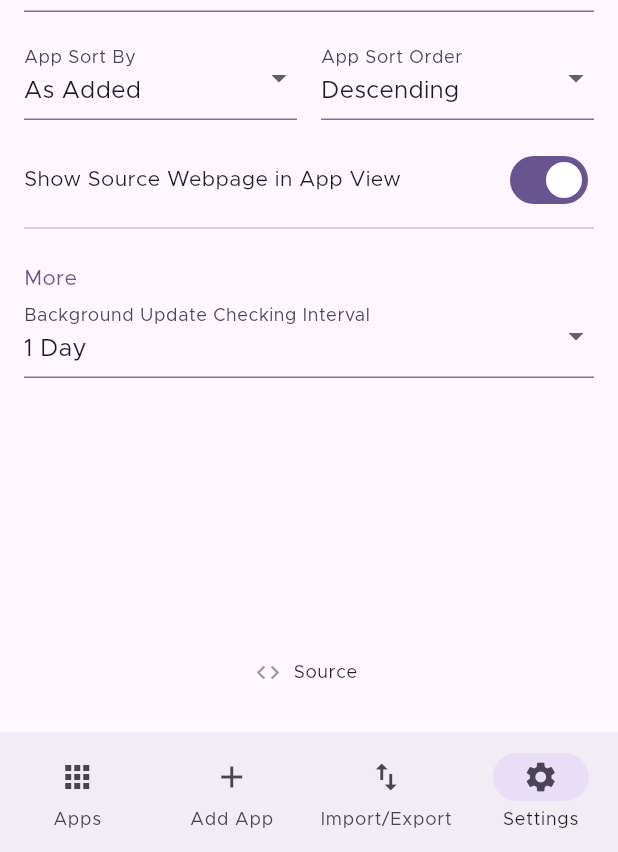
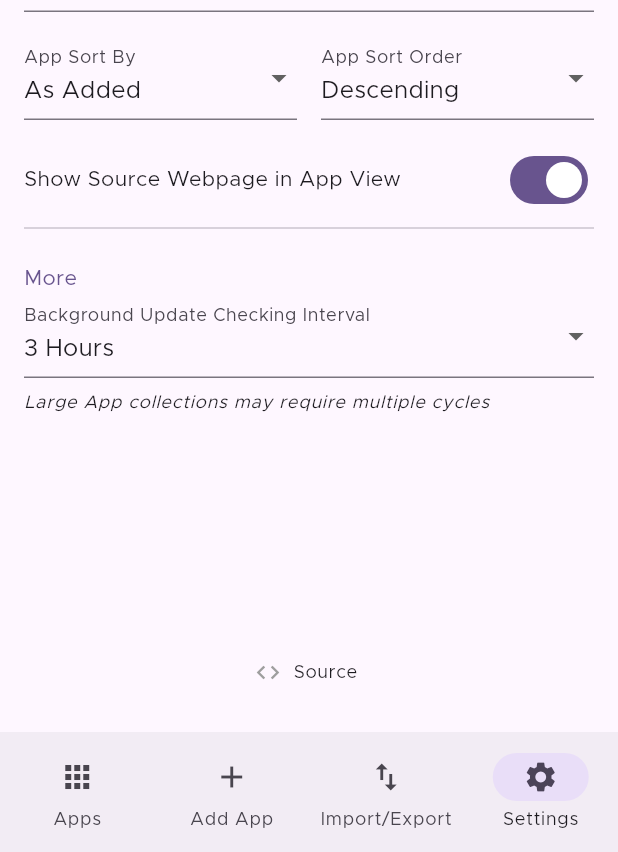
Before and after one commit to ownerroc/ObtainRoc, a Flutter app: the screen it shows after launch, item 4 of the bottom bar chosen, on a phone screen of 412 x 824 dp, the part 384-1236 px from its top. Run offline on Flutter 3.47's test engine with Material 2 defaults, Android fonts, the phone set to English and light mode, and no system bars; drawn by our look-alikes of dynamic_color; our stand-ins replace device_info_plus, file_picker, flutter_local_notifications, fluttertoast, permission_handler, share_plus and 2 more; missing offline and left inert: flutter_fgbg, flutter_install_app, workmanager; statements that could not run were skipped.

Commit message:
Update checking improvements (#38)
Still no auto retry for rate-limit. Instead, rate-limit errors are ignored and the unchecked Apps have to wait until the next cycle. Even this needs more testing before release.

```diff
--- a/lib/app_sources/github.dart
+++ b/lib/app_sources/github.dart
@@ -1,6 +1,7 @@
 import 'dart:convert';
 import 'package:http/http.dart';
 import 'package:obtainium/components/generated_form.dart';
+import 'package:obtainium/custom_errors.dart';
 import 'package:obtainium/providers/source_provider.dart';
 
 class GitHub implements AppSource {
@@ -76,7 +77,10 @@ class GitHub implements AppSource {
       return APKDetails(version, targetRelease['apkUrls']);
     } else {
       if (res.headers['x-ratelimit-remaining'] == '0') {
-        throw 'Rate limit reached - try again in ${(int.parse(res.headers['x-ratelimit-reset'] ?? '1800000000') / 60000000).toString()} minutes';
+        throw RateLimitError(
+            (int.parse(res.headers['x-ratelimit-reset'] ?? '1800000000') /
+                    60000000)
+                .round());
       }
 
       throw couldNotFindReleases;
--- /dev/null
+++ b/lib/custom_errors.dart
@@ -0,0 +1,8 @@
+class RateLimitError {
+  late int remainingMinutes;
+  RateLimitError(this.remainingMinutes);
+
+  @override
+  String toString() =>
+      'Rate limit reached - try again in $remainingMinutes minutes';
+}
--- a/lib/main.dart
+++ b/lib/main.dart
@@ -1,6 +1,7 @@
 import 'package:flutter/material.dart';
 import 'package:flutter/services.dart';
 import 'package:obtainium/app_sources/github.dart';
+import 'package:obtainium/custom_errors.dart';
 import 'package:obtainium/pages/home.dart';
 import 'package:obtainium/providers/apps_provider.dart';
 import 'package:obtainium/providers/notifications_provider.dart';
@@ -15,20 +16,42 @@ import 'package:device_info_plus/device_info_plus.dart';
 const String currentReleaseTag =
     'v0.4.1-beta'; // KEEP THIS IN SYNC WITH GITHUB RELEASES
 
-@pragma('vm:entry-point')
-void bgTaskCallback() {
-  // Background update checking process
-  Workmanager().executeTask((task, taskName) async {
+const String bgUpdateCheckTaskName = 'bg-update-check';
+
+bgUpdateCheck(int? ignoreAfterMicroseconds) async {
+  DateTime? ignoreAfter = ignoreAfterMicroseconds != null
+      ? DateTime.fromMicrosecondsSinceEpoch(ignoreAfterMicroseconds)
+      : null;
   var notificationsProvider = NotificationsProvider();
   await notificationsProvider.notify(checkingUpdatesNotification);
   try {
     var appsProvider = AppsProvider();
-      await notificationsProvider
-          .cancel(ErrorCheckingUpdatesNotification('').id);
+    await notificationsProvider.cancel(ErrorCheckingUpdatesNotification('').id);
     await appsProvider.loadApps();
     // List<String> existingUpdateIds = // TODO: Uncomment this and below when it works
     //     appsProvider.getExistingUpdates(installedOnly: true);
-      List<App> newUpdates = await appsProvider.checkUpdates();
+    List<String> existingUpdateIds =
+        appsProvider.getExistingUpdates(installedOnly: true);
+    // DateTime nextIgnoreAfter = DateTime.now();
+    try {
+      await appsProvider.checkUpdates(ignoreAfter: ignoreAfter);
+    } catch (e) {
+      if (e is RateLimitError) {
+        // Ignore these (scheduling another task as below does not work)
+        // Workmanager().registerOneOffTask(
+        //     bgUpdateCheckTaskName, bgUpdateCheckTaskName,
+        //     constraints: Constraints(networkType: NetworkType.connected),
+        //     initialDelay: Duration(minutes: e.remainingMinutes),
+        //     inputData: {'ignoreAfter': nextIgnoreAfter.microsecondsSinceEpoch});
+      } else {
+        rethrow;
+      }
+    }
+    List<App> newUpdates = appsProvider
+        .getExistingUpdates(installedOnly: true)
+        .where((id) => !existingUpdateIds.contains(id))
+        .map((e) => appsProvider.apps[e]!.app)
+        .toList();
     // List<String> silentlyUpdated = await appsProvider
     //     .downloadAndInstallLatestApp(
     //         [...newUpdates.map((e) => e.id), ...existingUpdateIds], null);
@@ -47,13 +70,19 @@ void bgTaskCallback() {
     }
     return Future.value(true);
   } catch (e) {
-      notificationsProvider.notify(
-          ErrorCheckingUpdatesNotification(e.toString()),
+    notificationsProvider.notify(ErrorCheckingUpdatesNotification(e.toString()),
         cancelExisting: true);
-      return Future.value(false);
+    return Future.error(false);
   } finally {
     await notificationsProvider.cancel(checkingUpdatesNotification.id);
   }
+}
+
+@pragma('vm:entry-point')
+void bgTaskCallback() {
+  // Background process callback
+  Workmanager().executeTask((task, inputData) async {
+    return await bgUpdateCheck(inputData?['ignoreAfter']);
   });
 }
 
@@ -95,16 +124,6 @@ class MyApp extends StatelessWidget {
     if (settingsProvider.prefs == null) {
       settingsProvider.initializeSettings();
     } else {
-      // Register the background update task according to the user's setting
-      if (settingsProvider.updateInterval > 0) {
-        Workmanager().registerPeriodicTask('bg-update-check', 'bg-update-check',
-            frequency: Duration(minutes: settingsProvider.updateInterval),
-            initialDelay: Duration(minutes: settingsProvider.updateInterval),
-            constraints: Constraints(networkType: NetworkType.connected),
-            existingWorkPolicy: ExistingWorkPolicy.replace);
-      } else {
-        Workmanager().cancelByUniqueName('bg-update-check');
-      }
       bool isFirstRun = settingsProvider.checkAndFlipFirstRun();
       if (isFirstRun) {
         // If this is the first run, ask for notification permissions and add Obtainium to the Apps list
@@ -119,8 +138,23 @@ class MyApp extends StatelessWidget {
               currentReleaseTag,
               [],
               0,
-              ['true'])
+              ['true'],
+              null)
         ]);
+      }
+      // Register the background update task according to the user's setting
+      if (settingsProvider.updateInterval == 0) {
+        Workmanager().cancelByUniqueName(bgUpdateCheckTaskName);
+      } else {
+        Workmanager().registerPeriodicTask(
+            bgUpdateCheckTaskName, bgUpdateCheckTaskName,
+            frequency: Duration(minutes: settingsProvider.updateInterval),
+            initialDelay: Duration(minutes: settingsProvider.updateInterval),
+            constraints: Constraints(networkType: NetworkType.connected),
+            existingWorkPolicy: ExistingWorkPolicy.keep,
+            backoffPolicy: BackoffPolicy.linear,
+            backoffPolicyDelay:
+                const Duration(minutes: minUpdateIntervalMinutes));
       }
     }
 
--- a/lib/mass_app_sources/githubstars.dart
+++ b/lib/mass_app_sources/githubstars.dart
@@ -15,8 +15,8 @@ class GitHubStars implements MassAppSource {
     if (args.length != requiredArgs.length) {
       throw 'Wrong number of arguments provided';
     }
-    Response res =
-        await get(Uri.parse('https://api.github.com/users/${args[0]}/starred'));
+    Response res = await get(Uri.parse(
+        'https://api.github.com/users/${args[0]}/starred?per_page=100')); //TODO: Make requests for more pages until you run out
     if (res.statusCode == 200) {
       return (jsonDecode(res.body) as List<dynamic>)
           .map((e) => e['html_url'] as String)
--- a/lib/pages/import_export.dart
+++ b/lib/pages/import_export.dart
@@ -40,7 +40,8 @@ class _ImportExportPageState extends State<ImportExportPage> {
 
     Future<List<List<String>>> addApps(List<String> urls) async {
       await settingsProvider.getInstallPermission();
-      List<dynamic> results = await sourceProvider.getApps(urls);
+      List<dynamic> results = await sourceProvider.getApps(urls,
+          ignoreUrls: appsProvider.apps.values.map((e) => e.app.url).toList());
       List<App> apps = results[0];
       Map<String, dynamic> errorsMap = results[1];
       for (var app in apps) {
--- a/lib/pages/settings.dart
+++ b/lib/pages/settings.dart
@@ -169,41 +169,41 @@ class _SettingsPageState extends State<SettingsPage> {
                                     labelText:
                                         'Background Update Checking Interval'),
                                 value: settingsProvider.updateInterval,
-                                items: const [
-                                  DropdownMenuItem(
-                                    value: 15,
-                                    child: Text('15 Minutes'),
-                                  ),
-                                  DropdownMenuItem(
-                                    value: 30,
-                                    child: Text('30 Minutes'),
-                                  ),
-                                  DropdownMenuItem(
-                                    value: 60,
-                                    child: Text('1 Hour'),
-                                  ),
-                                  DropdownMenuItem(
-                                    value: 360,
-                                    child: Text('6 Hours'),
-                                  ),
-                                  DropdownMenuItem(
-                                    value: 720,
-                                    child: Text('12 Hours'),
-                                  ),
-                                  DropdownMenuItem(
-                                    value: 1440,
-                                    child: Text('1 Day'),
-                                  ),
-                                  DropdownMenuItem(
-                                    value: 0,
-                                    child: Text('Never - Manual Only'),
-                                  ),
-                                ],
+                                items: updateIntervals.map((e) {
+                                  int displayNum = (e < 60
+                                          ? e
+                                          : e < 1440
+                                              ? e / 60
+                                              : e / 1440)
+                                      .round();
+                                  var displayUnit = (e < 60
+                                      ? 'Minute'
+                                      : e < 1440
+                                          ? 'Hour'
+                                          : 'Day');
+
+                                  String display = e == 0
+                                      ? 'Never - Manual Only'
+                                      : '$displayNum $displayUnit${displayNum == 1 ? '' : 's'}';
+                                  return DropdownMenuItem(
+                                      value: e, child: Text(display));
+                                }).toList(),
                                 onChanged: (value) {
                                   if (value != null) {
                                     settingsProvider.updateInterval = value;
                                   }
                                 }),
+                            const SizedBox(
+                              height: 8,
+                            ),
+                            Text(
+                              'Large App collections may require multiple cycles',
+                              style: Theme.of(context)
+                                  .textTheme
+                                  .labelMedium!
+                                  .merge(const TextStyle(
+                                      fontStyle: FontStyle.italic)),
+                            ),
                             const Spacer(),
                             Row(
                               mainAxisAlignment: MainAxisAlignment.center,
--- a/lib/providers/apps_provider.dart
+++ b/lib/providers/apps_provider.dart
@@ -297,12 +297,23 @@ class AppsProvider with ChangeNotifier {
     return null;
   }
 
-  Future<List<App>> checkUpdates() async {
+  Future<List<App>> checkUpdates({DateTime? ignoreAfter}) async {
     List<App> updates = [];
     if (!gettingUpdates) {
       gettingUpdates = true;
 
       List<String> appIds = apps.keys.toList();
+      if (ignoreAfter != null) {
+        appIds = appIds
+            .where((id) =>
+                apps[id]!.app.lastUpdateCheck != null &&
+                apps[id]!.app.lastUpdateCheck!.isBefore(ignoreAfter))
+            .toList();
+      }
+      appIds.sort((a, b) => (apps[a]!.app.lastUpdateCheck ??
+              DateTime.fromMicrosecondsSinceEpoch(0))
+          .compareTo(apps[b]!.app.lastUpdateCheck ??
+              DateTime.fromMicrosecondsSinceEpoch(0)));
       for (int i = 0; i < appIds.length; i++) {
         App? newApp = await getUpdate(appIds[i]);
         if (newApp != null) {
--- a/lib/providers/settings_provider.dart
+++ b/lib/providers/settings_provider.dart
@@ -12,6 +12,16 @@ enum ColourSettings { basic, materialYou }
 enum SortColumnSettings { added, nameAuthor, authorName }
 
 enum SortOrderSettings { ascending, descending }
+
+const maxAPIRateLimitMinutes = 30;
+const minUpdateIntervalMinutes = maxAPIRateLimitMinutes + 30;
+const maxUpdateIntervalMinutes = 4320;
+List<int> updateIntervals = [15, 30, 60, 120, 180, 360, 720, 1440, 4320, 0]
+    .where((element) =>
+        (element >= minUpdateIntervalMinutes &&
+            element <= maxUpdateIntervalMinutes) ||
+        element == 0)
+    .toList();
 
 class SettingsProvider with ChangeNotifier {
   SharedPreferences? prefs;
@@ -45,7 +55,17 @@ class SettingsProvider with ChangeNotifier {
   }
 
   int get updateInterval {
-    return prefs?.getInt('updateInterval') ?? 1440;
+    var min = prefs?.getInt('updateInterval') ?? 180;
+    if (!updateIntervals.contains(min)) {
+      var temp = updateIntervals[0];
+      for (var i in updateIntervals) {
+        if (min > i && i != 0) {
+          temp = i;
+        }
+      }
+      min = temp;
+    }
+    return min;
   }
 
   set updateInterval(int min) {
--- a/lib/providers/source_provider.dart
+++ b/lib/providers/source_provider.dart
@@ -38,6 +38,7 @@ class App {
   List<String> apkUrls = [];
   late int preferredApkIndex;
   late List<String> additionalData;
+  late DateTime? lastUpdateCheck;
   App(
       this.id,
       this.url,
@@ -47,7 +48,8 @@ class App {
       this.latestVersion,
       this.apkUrls,
       this.preferredApkIndex,
-      this.additionalData);
+      this.additionalData,
+      this.lastUpdateCheck);
 
   @override
   String toString() {
@@ -69,7 +71,10 @@ class App {
       json['preferredApkIndex'] == null ? 0 : json['preferredApkIndex'] as int,
       json['additionalData'] == null
           ? SourceProvider().getSource(json['url']).additionalDataDefaults
-          : List<String>.from(jsonDecode(json['additionalData'])));
+          : List<String>.from(jsonDecode(json['additionalData'])),
+      json['lastUpdateCheck'] == null
+          ? null
+          : DateTime.fromMicrosecondsSinceEpoch(json['lastUpdateCheck']));
 
   Map<String, dynamic> toJson() => {
         'id': id,
@@ -80,7 +85,8 @@ class App {
         'latestVersion': latestVersion,
         'apkUrls': jsonEncode(apkUrls),
         'preferredApkIndex': preferredApkIndex,
-        'additionalData': jsonEncode(additionalData)
+        'additionalData': jsonEncode(additionalData),
+        'lastUpdateCheck': lastUpdateCheck?.microsecondsSinceEpoch
       };
 }
 
@@ -195,15 +201,17 @@ class SourceProvider {
         apk.version,
         apk.apkUrls,
         apk.apkUrls.length - 1,
-        additionalData);
+        additionalData,
+        DateTime.now());
   }
 
   /// Returns a length 2 list, where the first element is a list of Apps and
   /// the second is a Map<String, dynamic> of URLs and errors
-  Future<List<dynamic>> getApps(List<String> urls) async {
+  Future<List<dynamic>> getApps(List<String> urls,
+      {List<String> ignoreUrls = const []}) async {
     List<App> apps = [];
     Map<String, dynamic> errors = {};
-    for (var url in urls) {
+    for (var url in urls.where((element) => !ignoreUrls.contains(element))) {
       try {
         var source = getSource(url);
         apps.add(await getApp(source, url, source.additionalDataDefaults));
```
Also changed, not shown: lib/pages/app.dart (+9 -0 lines). Lines whose indentation alone changed are shown as unchanged.
